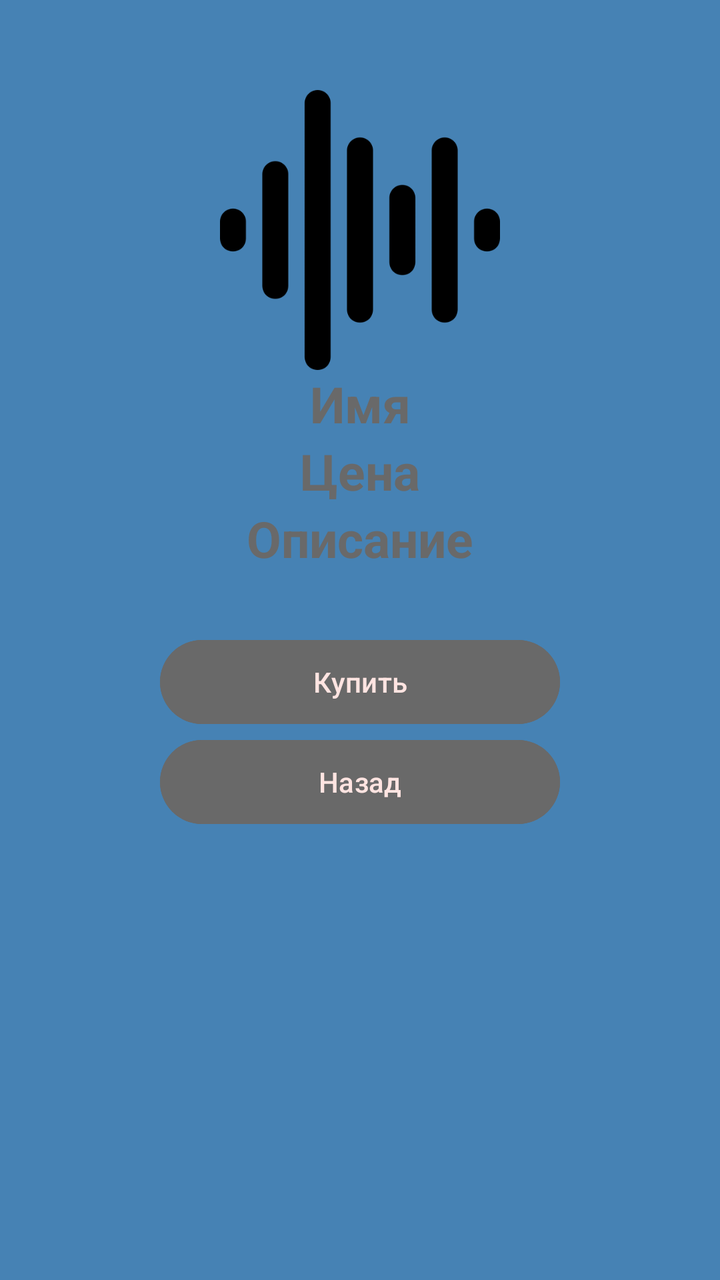
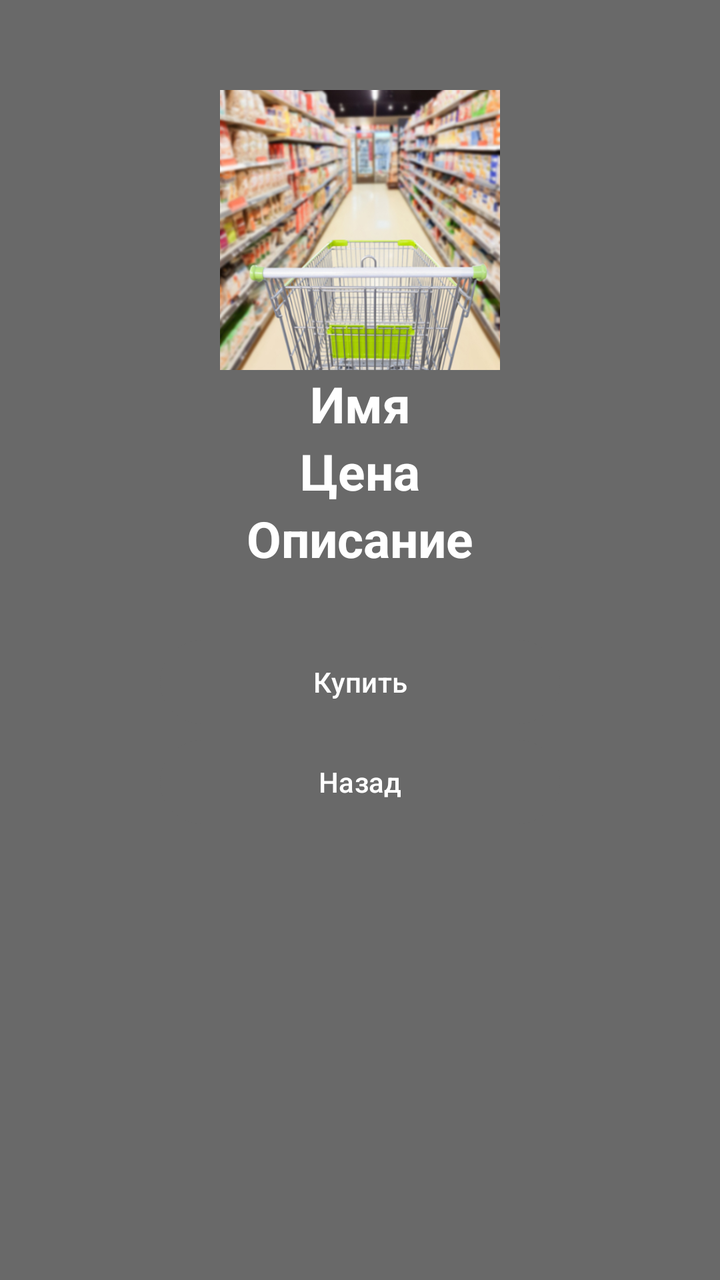

Before-and-after screenshots of an Android layout around one commit, followed by the original layout XML and the change that was made.
<!-- AndroidManifest.xml: application theme Theme.MyApplicationShop -->
<!-- res/layout/activity_detail.xml -->
<?xml version="1.0" encoding="utf-8"?>
<ScrollView xmlns:android="http://schemas.android.com/apk/res/android"
    android:layout_width="match_parent"
    android:layout_height="match_parent"
    android:background="#4682B4"
    android:padding="15dp">

    <LinearLayout
    android:layout_width="match_parent"
    android:layout_height="wrap_content"
    android:gravity="center_horizontal"
    android:orientation="vertical" >

        <ImageView
            android:id="@+id/detailImage"
            android:layout_width="140dp"
            android:layout_height="140dp"
            android:src="@drawable/wave_sound"

            android:contentDescription="Картинка"
            android:layout_marginTop="30dp"/>

        <TextView
            android:id="@+id/detailName"
            android:layout_width="match_parent"
            android:layout_height="wrap_content"
            android:textStyle="bold"
            android:textSize="25dp"
            android:textColor="#696969"
            android:gravity="center"
            android:text="Имя" />


        <TextView
            android:id="@+id/detailPrice"
            android:layout_width="match_parent"
            android:layout_height="wrap_content"
            android:textStyle="bold"
            android:textSize="25dp"
            android:textColor="#696969"
            android:gravity="center"
            android:text="Цена" />

        <TextView
            android:id="@+id/detaildescription"
            android:layout_width="match_parent"
            android:layout_height="wrap_content"
            android:textStyle="bold"
            android:textSize="25dp"
            android:textColor="#696969"
            android:gravity="center"
            android:text="Описание" />

        <Button
            android:id="@+id/detailbuy"
            android:layout_width="200dp"
            android:layout_height="50dp"
            android:layout_marginTop="30dp"
            android:backgroundTint="#696969"
            android:gravity="center"
            android:text="Купить"
            android:textColor="#FFE4E1" />

        <Button
            android:id="@+id/detailback"
            android:layout_width="200dp"
            android:layout_height="50dp"
            android:backgroundTint="#696969"
            android:gravity="center"
            android:text="Назад"
            android:textColor="#FFE4E1" />

    </LinearLayout>
</ScrollView>
<!-- resources referenced by this layout -->
<resources>
  <!-- drawable wave_sound: png bitmap (drawable, 7790 bytes) -->
  <style name="Theme.MyApplicationShop" parent="Base.Theme.MyApplicationShop" />
  <style name="Base.Theme.MyApplicationShop" parent="Theme.Material3.DayNight.NoActionBar">
          
          
      </style>
</resources>

<!-- the commit's change to res/layout/activity_detail.xml (unified diff, before → after) -->
@@ -2,7 +2,7 @@
 <ScrollView xmlns:android="http://schemas.android.com/apk/res/android"
     android:layout_width="match_parent"
     android:layout_height="match_parent"
-    android:background="#4682B4"
+    android:background="#696969"
     android:padding="15dp">
 
     <LinearLayout
@@ -15,7 +15,7 @@
             android:id="@+id/detailImage"
             android:layout_width="140dp"
             android:layout_height="140dp"
-            android:src="@drawable/wave_sound"
+            android:src="@drawable/name"
 
             android:contentDescription="Картинка"
             android:layout_marginTop="30dp"/>
@@ -26,7 +26,7 @@
             android:layout_height="wrap_content"
             android:textStyle="bold"
             android:textSize="25dp"
-            android:textColor="#696969"
+            android:textColor="@color/white"
             android:gravity="center"
             android:text="Имя" />
 
@@ -37,7 +37,7 @@
             android:layout_height="wrap_content"
             android:textStyle="bold"
             android:textSize="25dp"
-            android:textColor="#696969"
+            android:textColor="@color/white"
             android:gravity="center"
             android:text="Цена" />
 
@@ -47,7 +47,7 @@
             android:layout_height="wrap_content"
             android:textStyle="bold"
             android:textSize="25dp"
-            android:textColor="#696969"
+            android:textColor="@color/white"
             android:gravity="center"
             android:text="Описание" />
 
@@ -59,7 +59,7 @@
             android:backgroundTint="#696969"
             android:gravity="center"
             android:text="Купить"
-            android:textColor="#FFE4E1" />
+            android:textColor="@color/white" />
 
         <Button
             android:id="@+id/detailback"
@@ -68,7 +68,7 @@
             android:backgroundTint="#696969"
             android:gravity="center"
             android:text="Назад"
-            android:textColor="#FFE4E1" />
+            android:textColor="@color/white" />
 
     </LinearLayout>
 </ScrollView>
<!-- resource entries referenced after the edit -->
@@ -1,6 +1,7 @@
 <!-- resources referenced by this layout -->
 <resources>
-  <!-- drawable wave_sound: png bitmap (drawable, 7790 bytes) -->
+  <color name="white">#FFFFFFFF</color>
+  <!-- drawable name: jpg bitmap (drawable, 159775 bytes) -->
   <style name="Theme.MyApplicationShop" parent="Base.Theme.MyApplicationShop" />
   <style name="Base.Theme.MyApplicationShop" parent="Theme.Material3.DayNight.NoActionBar">
           
